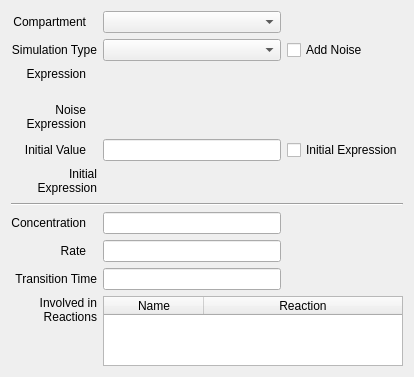
Qt form copasi/UI/CQSpeciesDetail.ui (copasi/COPASI) before a commit.
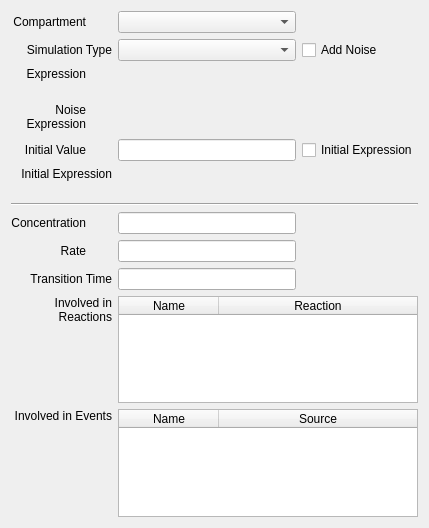
The same form after that commit. Custom widgets are drawn as their Qt base class.

Commit message: - issue 1836: display what model elements are being used by events

Diff of the .ui file:
```diff
--- a/copasi/UI/CQSpeciesDetail.ui
+++ b/copasi/UI/CQSpeciesDetail.ui
@@ -17,8 +17,8 @@
    <rect>
     <x>0</x>
     <y>0</y>
-    <width>400</width>
-    <height>357</height>
+    <width>429</width>
+    <height>528</height>
    </rect>
   </property>
   <property name="sizePolicy">
@@ -383,6 +383,69 @@
      </column>
     </widget>
    </item>
+   <item row="11" column="0" colspan="2">
+    <widget class="QLabel" name="mpLblEvents">
+     <property name="sizePolicy">
+      <sizepolicy hsizetype="Preferred" vsizetype="Minimum">
+       <horstretch>0</horstretch>
+       <verstretch>0</verstretch>
+      </sizepolicy>
+     </property>
+     <property name="text">
+      <string>Involved in Events</string>
+     </property>
+     <property name="textFormat">
+      <enum>Qt::AutoText</enum>
+     </property>
+     <property name="alignment">
+      <set>Qt::AlignRight|Qt::AlignTop|Qt::AlignTrailing</set>
+     </property>
+     <property name="wordWrap">
+      <bool>true</bool>
+     </property>
+    </widget>
+   </item>
+   <item row="11" column="2" colspan="2">
+    <widget class="QTableWidget" name="mpEventTable">
+     <property name="editTriggers">
+      <set>QAbstractItemView::NoEditTriggers</set>
+     </property>
+     <property name="alternatingRowColors">
+      <bool>true</bool>
+     </property>
+     <property name="selectionMode">
+      <enum>QAbstractItemView::SingleSelection</enum>
+     </property>
+     <property name="selectionBehavior">
+      <enum>QAbstractItemView::SelectRows</enum>
+     </property>
+     <property name="horizontalScrollMode">
+      <enum>QAbstractItemView::ScrollPerPixel</enum>
+     </property>
+     <property name="showGrid">
+      <bool>false</bool>
+     </property>
+     <property name="sortingEnabled">
+      <bool>true</bool>
+     </property>
+     <property name="columnCount">
+      <number>2</number>
+     </property>
+     <attribute name="horizontalHeaderStretchLastSection">
+      <bool>true</bool>
+     </attribute>
+     <column>
+      <property name="text">
+       <string>Name</string>
+      </property>
+     </column>
+     <column>
+      <property name="text">
+       <string>Source</string>
+      </property>
+     </column>
+    </widget>
+   </item>
    <item row="3" column="2" colspan="2">
     <widget class="CQExpressionMmlStackedWidget" name="mpNoiseExpressionWidget">
      <property name="sizePolicy">
```
Left out of the diff: 24 changed lines with no effect on the pictures. The commit also changes 11 other files.
